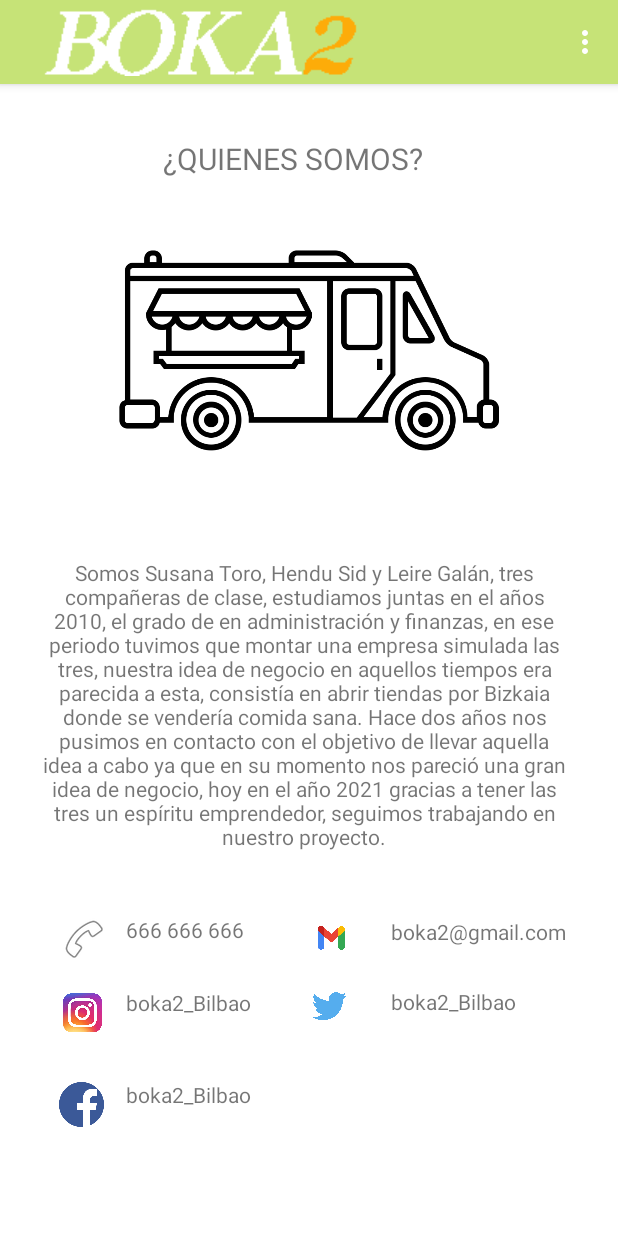
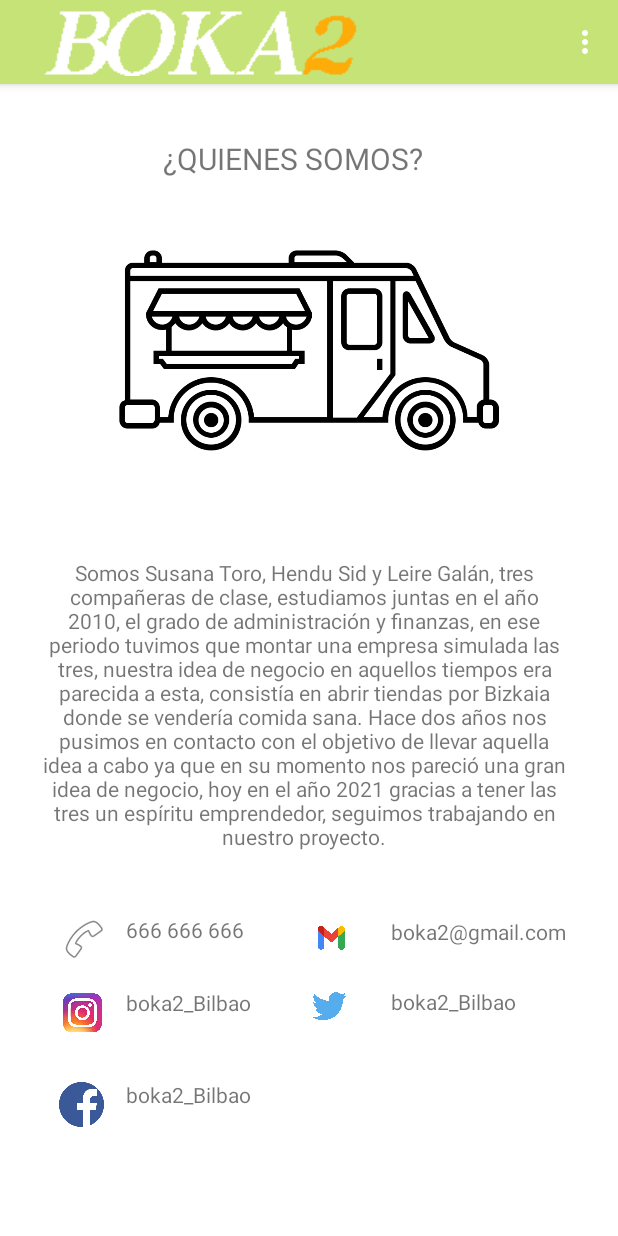
Before and after one commit to Oskar36/Boka2, an Android app: the a_quienesSomos screen opened directly, with no data from a screen before it, on a phone screen of 412 x 824 dp. Run offline under Robolectric (Android 15) with nearby library versions, the phone set to English and light mode, and no system bars.

Commit message:
String quienes somos

```diff
--- a/app/src/main/res/values/strings.xml
+++ b/app/src/main/res/values/strings.xml
@@ -13,7 +13,7 @@
     <string name="titulo_perfil">PERFIL</string>
     <string name="btn_guardar">Guardar</string>
     <string name="titulo_quienes">¿QUIENES SOMOS?</string>
-    <string name="quienes_info">Somos Susana Toro, Hendu Sid y Leire Galán, tres compañeras de clase, estudiamos juntas en el años 2010, el grado de en administración y finanzas,  en ese periodo tuvimos que montar una empresa simulada las tres, nuestra idea de negocio en aquellos tiempos era parecida a esta, consistía en abrir tiendas por Bizkaia donde se vendería comida sana. Hace dos años nos pusimos en contacto con el objetivo de llevar aquella idea a cabo ya que en su momento nos pareció una gran idea de negocio, hoy en el año 2021 gracias a tener  las tres un espíritu emprendedor, seguimos trabajando en nuestro proyecto.</string>
+    <string name="quienes_info">Somos Susana Toro, Hendu Sid y Leire Galán, tres compañeras de clase, estudiamos juntas en el año 2010, el grado de administración y finanzas,  en ese periodo tuvimos que montar una empresa simulada las tres, nuestra idea de negocio en aquellos tiempos era parecida a esta, consistía en abrir tiendas por Bizkaia donde se vendería comida sana. Hace dos años nos pusimos en contacto con el objetivo de llevar aquella idea a cabo ya que en su momento nos pareció una gran idea de negocio, hoy en el año 2021 gracias a tener  las tres un espíritu emprendedor, seguimos trabajando en nuestro proyecto.</string>
     <string name="btnRegistro">Registro</string>
     <string name="repetir_contraseña">Repetir Contraseña</string>
     <string name="titulo_reserva">RESERVAR</string>
```
